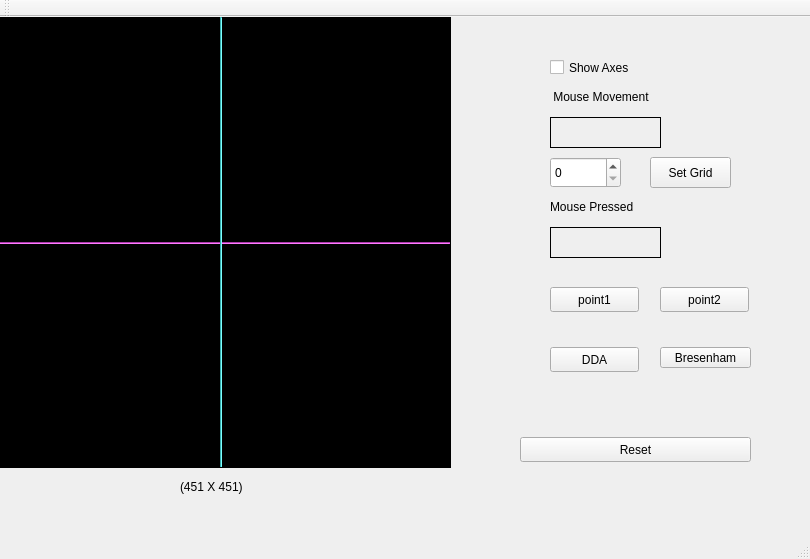
This is BCSE3_Graphics_Assignment/mainwindow.ui in debargham14/BCSE_Graphics_Assignment as Qt 5 draws it before an edit. The edited form follows.
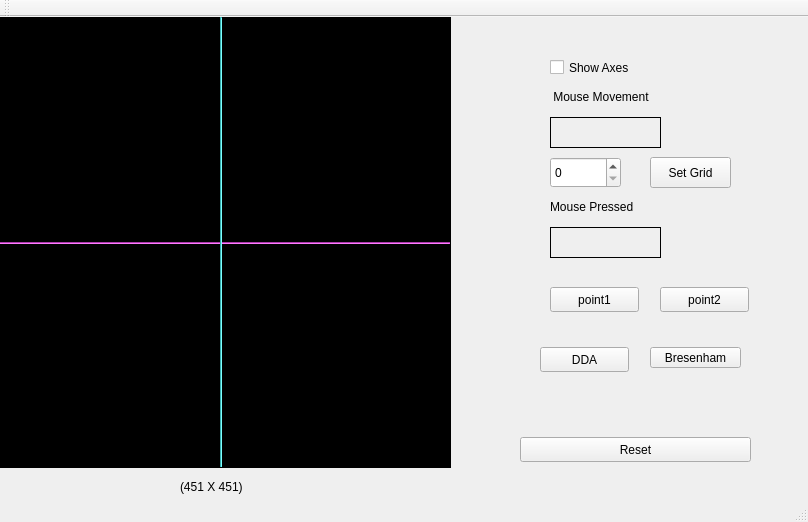
This is the edited form. Custom widgets are drawn as their Qt base class.

Commit message: code readability improved and index out of bound bug fixed

The edit to the form file:
```diff
--- a/BCSE3_Graphics_Assignment/mainwindow.ui
+++ b/BCSE3_Graphics_Assignment/mainwindow.ui
@@ -6,8 +6,8 @@
    <rect>
     <x>0</x>
     <y>0</y>
-    <width>810</width>
-    <height>559</height>
+    <width>808</width>
+    <height>522</height>
    </rect>
   </property>
   <property name="windowTitle">
@@ -218,7 +218,7 @@
    <widget class="QPushButton" name="DDAline">
     <property name="geometry">
      <rect>
-      <x>550</x>
+      <x>540</x>
       <y>330</y>
       <width>89</width>
       <height>25</height>
@@ -231,7 +231,7 @@
    <widget class="QPushButton" name="bresenhamLine">
     <property name="geometry">
      <rect>
-      <x>660</x>
+      <x>650</x>
       <y>330</y>
       <width>91</width>
       <height>21</height>
```
Left out of the diff: 2 changed lines with no effect on the pictures. The commit also changes 1 other file.
